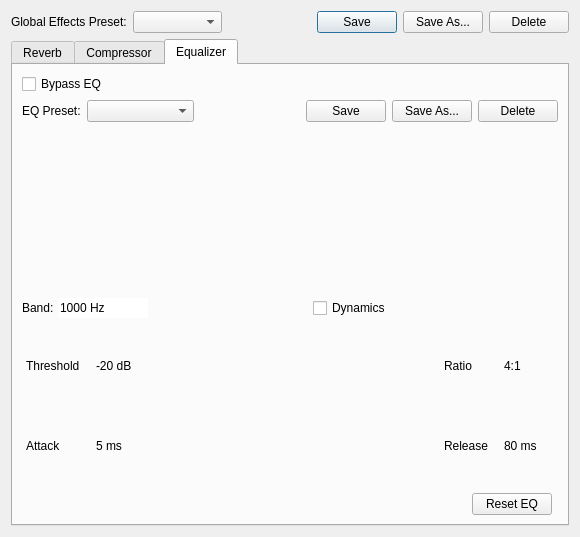
ignotus666/jamulus, file src/effectsdlgbase.ui: the form before one commit.
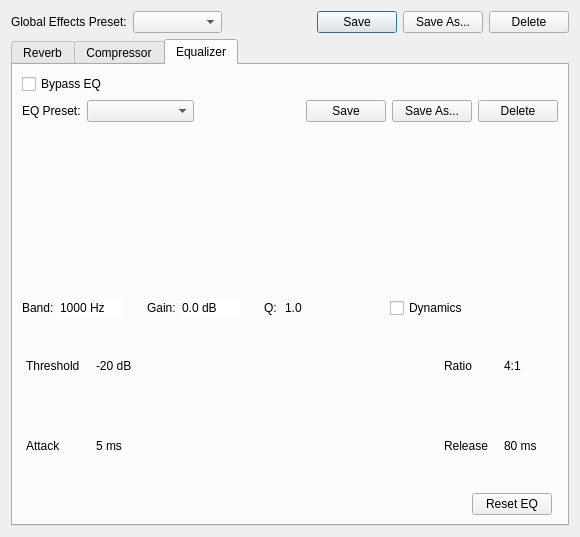
The form after the commit. Custom widgets are drawn as their Qt base class.

```diff
--- a/src/effectsdlgbase.ui
+++ b/src/effectsdlgbase.ui
@@ -783,9 +783,15 @@
              <verstretch>0</verstretch>
             </sizepolicy>
            </property>
+           <property name="minimumSize">
+            <size>
+             <width>65</width>
+             <height>0</height>
+            </size>
+           </property>
            <property name="maximumSize">
             <size>
-             <width>90</width>
+             <width>65</width>
              <height>16777215</height>
             </size>
            </property>
@@ -809,6 +815,108 @@
            </property>
           </widget>
          </item>
+         <item>
+          <spacer name="horizontalSpacer_Gain_Gap">
+           <property name="orientation">
+            <enum>Qt::Horizontal</enum>
+           </property>
+           <property name="sizeType">
+            <enum>QSizePolicy::Fixed</enum>
+           </property>
+           <property name="sizeHint" stdset="0">
+            <size>
+             <width>20</width>
+             <height>20</height>
+            </size>
+           </property>
+          </spacer>
+         </item>
+         <item>
+          <widget class="QLabel" name="pLblEQDynGainPrefix">
+           <property name="font">
+            <font>
+             <weight>50</weight>
+             <bold>false</bold>
+            </font>
+           </property>
+           <property name="text">
+            <string>Gain:</string>
+           </property>
+          </widget>
+         </item>
+         <item>
+          <widget class="QLineEdit" name="pEdtEQDynGain">
+           <property name="sizePolicy">
+            <sizepolicy hsizetype="Preferred" vsizetype="Fixed">
+             <horstretch>0</horstretch>
+             <verstretch>0</verstretch>
+            </sizepolicy>
+           </property>
+           <property name="minimumSize">
+            <size>
+             <width>60</width>
+             <height>0</height>
+            </size>
+           </property>
+           <property name="maximumSize">
+            <size>
+             <width>60</width>
+             <height>16777215</height>
+            </size>
+           </property>
+           <property name="font">
+            <font>
+             <weight>50</weight>
+             <bold>false</bold>
+            </font>
+           </property>
+           <property name="text">
+            <string>0.0 dB</string>
+           </property>
+           <property name="frame">
+            <bool>false</bool>
+           </property>
+           <property name="alignment">
+            <set>Qt::AlignLeading|Qt::AlignLeft|Qt::AlignVCenter</set>
+           </property>
+           <property name="readOnly">
+            <bool>true</bool>
+           </property>
+          </widget>
+         </item>
+         <item>
+          <spacer name="horizontalSpacer_Gain_Q_Gap">
+           <property name="orientation">
+            <enum>Qt::Horizontal</enum>
+           </property>
+           <property name="sizeType">
+            <enum>QSizePolicy::Fixed</enum>
+           </property>
+           <property name="sizeHint" stdset="0">
+            <size>
+             <width>20</width>
+             <height>20</height>
+            </size>
+           </property>
+          </spacer>
+         </item>
+         <item>
+          <widget class="QLabel" name="pLblEQBandQ">
+           <property name="text">
+            <string>Q:</string>
+           </property>
+          </widget>
+         </item>
+         <item>
+          <widget class="CCustomKnob" name="pKnobEQBandQ" native="true"/>
+         </item>
+         <item>
+          <widget class="QLabel" name="pLblEQBandQValue">
+           <property name="text">
+            <string>1.0</string>
+           </property>
+          </widget>
+         </item>
          <item>
           <spacer name="horizontalSpacer_5">
            <property name="orientation">
```
